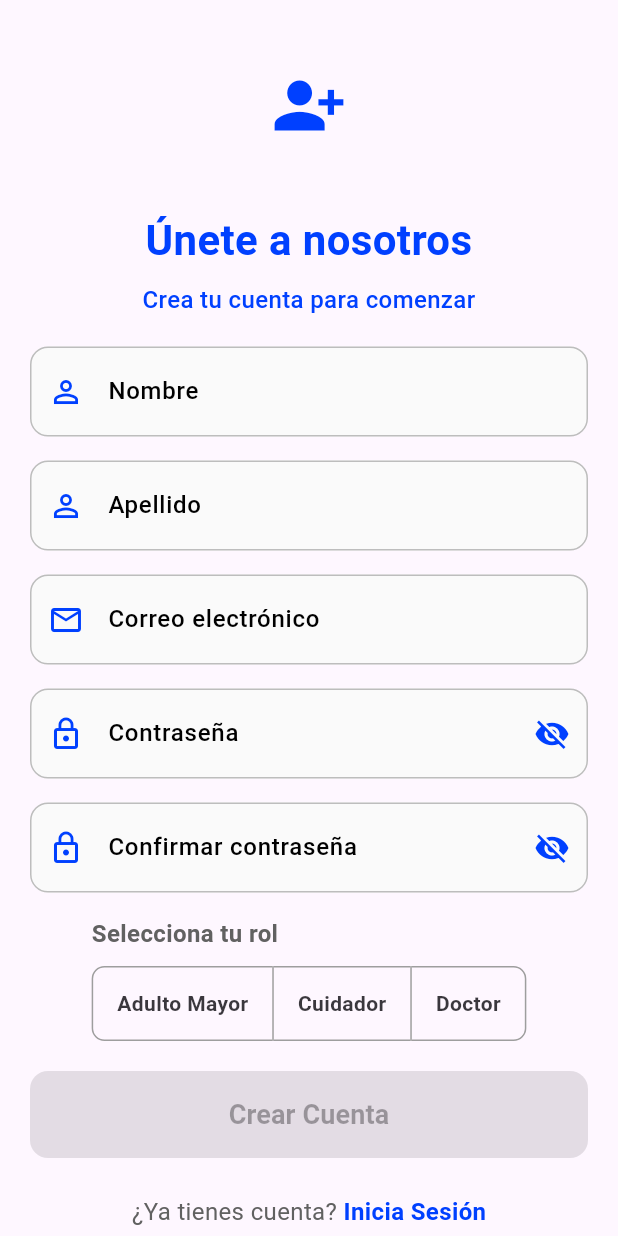
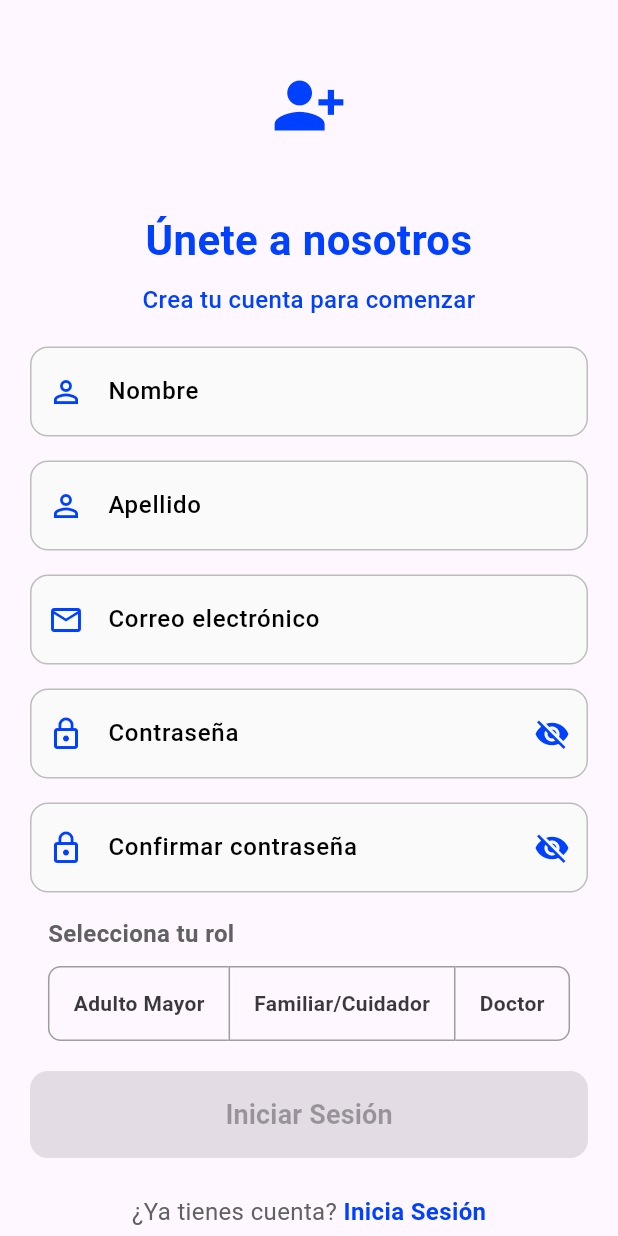
Before and after one commit to HeraGuard/heraguard-frontend, a Flutter app: the RegisterScreen screen opened by its route, on a phone screen of 412 x 824 dp. Run offline on Flutter 3.47's test engine with Material 3 defaults, Android fonts, the phone set to English and light mode, and no system bars; our stand-ins replace dio, pretty_dio_logger.

Commit message:
Revert "dev"

```diff
--- a/lib/core/network/api_client.dart
+++ b/lib/core/network/api_client.dart
@@ -7,7 +7,7 @@
   ApiClient() {
     _dio = Dio(
       BaseOptions(
-        //baseUrl: 'http://ip:5181/api',
+        //baseUrl: 'http://5.5.5.39:5181/api',
         baseUrl: 'https://heraguard-backend.onrender.com',
         connectTimeout: const Duration(seconds: 10),
         receiveTimeout: const Duration(seconds: 10),
--- a/lib/core/routes/route_utils.dart
+++ b/lib/core/routes/route_utils.dart
@@ -11,7 +11,7 @@
   }
 
   static void goToRegister(BuildContext context) {
-    Navigator.pushReplacementNamed(context, AppRoutes.register);
+    Navigator.pushNamed(context, AppRoutes.register);
   }
 
   static void goBack(BuildContext context) {
--- a/lib/features/auth/presentation/widgets/auth_button.dart
+++ b/lib/features/auth/presentation/widgets/auth_button.dart
@@ -30,7 +30,7 @@
           elevation: 2,
         ),
         child: isLoading
-            ? Row(
+            ? const Row(
                 mainAxisAlignment: MainAxisAlignment.center,
                 children: [
                   SizedBox(
@@ -43,15 +43,13 @@
                   ),
                   SizedBox(width: 12),
                   Text(
-                    title.contains('Iniciar')
-                        ? 'Iniciando sesión...'
-                        : 'Creando cuenta...',
+                    'Iniciando sesión...',
                     style: TextStyle(fontSize: 16, fontWeight: FontWeight.bold),
                   ),
                 ],
               )
-            : Text(
-                title,
+            : const Text(
+                'Iniciar Sesión',
                 style: TextStyle(fontSize: 18, fontWeight: FontWeight.bold),
               ),
       ),
--- a/lib/features/auth/presentation/widgets/register_form.dart
+++ b/lib/features/auth/presentation/widgets/register_form.dart
@@ -19,9 +19,6 @@
   final ValueChanged<String>? onEmailChanged;
   final ValueChanged<String>? onPasswordChanged;
   final ValueChanged<String>? onConfirmPasswordChanged;
-  final String? emailError;
-  final String? passwordError;
-  final String? confirmPasswordError;
 
   const RegisterForm({
     super.key,
@@ -41,9 +38,6 @@
     this.onLastNameChanged,
     required this.nameController,
     required this.lastNameController,
-    this.emailError,
-    this.passwordError,
-    this.confirmPasswordError,
   });
 
   @override
@@ -80,7 +74,6 @@
               icon: Icons.email_outlined,
               keyboardType: TextInputType.emailAddress,
               onChanged: onEmailChanged,
-              errorText: emailError,
             ),
 
             const SizedBox(height: 16),
@@ -91,7 +84,6 @@
               icon: Icons.lock_outline,
               obscureText: obscurePassword,
               onChanged: onPasswordChanged,
-              errorText: passwordError,
               suffixIcon: Icon(
                 obscurePassword ? Icons.visibility_off : Icons.visibility,
               ),
@@ -108,7 +100,6 @@
               icon: Icons.lock_outline,
               obscureText: obscureConfirmPassword,
               onChanged: onConfirmPasswordChanged,
-              errorText: confirmPasswordError,
               suffixIcon: Icon(
                 obscureConfirmPassword
                     ? Icons.visibility_off
--- a/lib/features/auth/presentation/widgets/toggle_role.dart
+++ b/lib/features/auth/presentation/widgets/toggle_role.dart
@@ -27,7 +27,7 @@
         ToggleButtons(
           isSelected: [
             selectedRole == 'adulto_mayor',
-            selectedRole == 'cuidador',
+            selectedRole == 'familiar',
             selectedRole == 'doctor',
           ],
           onPressed: (int index) {
@@ -37,7 +37,7 @@
                 newRole = 'adulto_mayor';
                 break;
               case 1:
-                newRole = 'cuidador';
+                newRole = 'familiar';
                 break;
               case 2:
                 newRole = 'doctor';
@@ -63,7 +63,7 @@
             Padding(
               padding: EdgeInsets.symmetric(horizontal: 16, vertical: 12),
               child: Text(
-                'Cuidador',
+                'Familiar/Cuidador',
                 style: TextStyle(fontWeight: FontWeight.w600, fontSize: 14),
               ),
             ),
```
Also changed, not shown: lib/features/auth/data/repositories/auth_repository_impl.dart (+0 -31 lines), lib/features/auth/presentation/screens/login_screen.dart (+13 -12 lines), lib/features/auth/presentation/screens/register_screen.dart (+13 -137 lines), assets/images/actividad.png (deleted), assets/images/historial_asistent_voz.jpg (deleted), assets/images/mensaje_rapido_op2.jpg (deleted).
